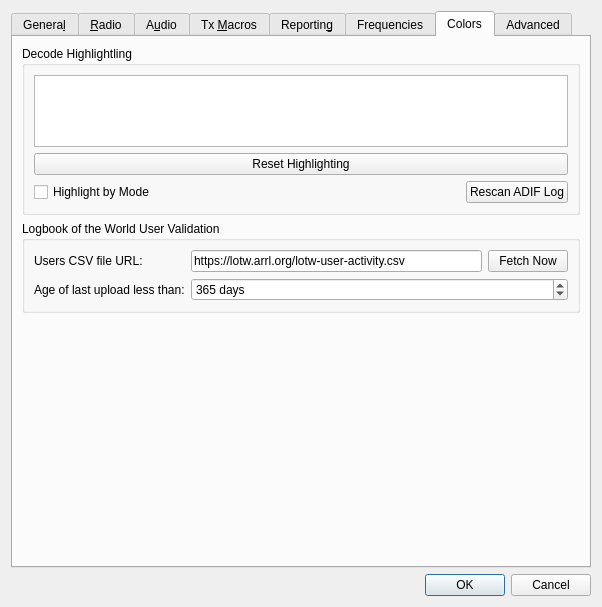
Qt form Configuration.ui (saitohirga/WSJT-X) before a commit.
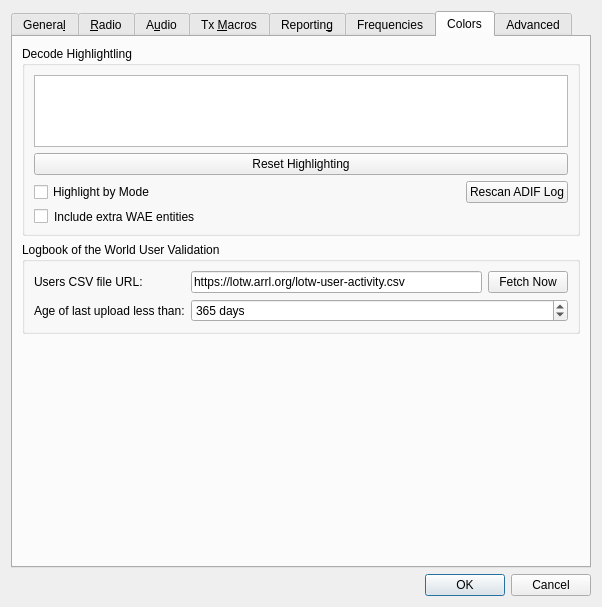
The same form after that commit. The open tabs and pages were chosen to show the change. Custom widgets are drawn as their Qt base class.

Commit message:
Add option to include or exclude WAE extra entities in DXCC entity lookups
Also  refactored  object  relationships  as a  start  to  implementing
contest multiplier highlighting.

```diff
--- a/Configuration.ui
+++ b/Configuration.ui
@@ -2294,6 +2294,23 @@
             </item>
            </layout>
           </item>
+          <item>
+           <layout class="QFormLayout" name="formLayout_20">
+            <item row="0" column="0">
+             <widget class="QCheckBox" name="include_WAE_check_box"/>
+            </item>
+            <item row="0" column="1">
+             <widget class="QLabel" name="includeExtraWAEEntitiesLabel">
+              <property name="text">
+               <string>Include extra WAE entities</string>
+              </property>
+              <property name="buddy">
+               <cstring>include_WAE_check_box</cstring>
+              </property>
+             </widget>
+            </item>
+           </layout>
+          </item>
          </layout>
         </widget>
        </item>
```
Left out of the diff: 66 changed lines with no effect on the pictures. The commit also changes 14 other files.
